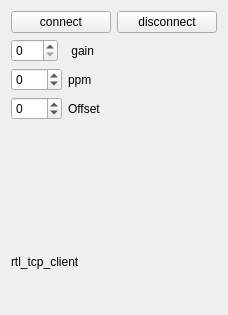
Old version of the form devices/rtl_tcp/rtl_tcp-widget.ui in the repository JvanKatwijk/swradio-8.
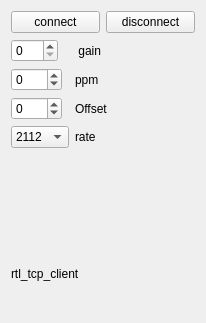
New version of the form.

```diff
--- a/devices/rtl_tcp/rtl_tcp-widget.ui
+++ b/devices/rtl_tcp/rtl_tcp-widget.ui
@@ -6,8 +6,8 @@
    <rect>
     <x>0</x>
     <y>0</y>
-    <width>228</width>
-    <height>315</height>
+    <width>206</width>
+    <height>323</height>
    </rect>
   </property>
   <property name="windowTitle">
@@ -76,6 +76,32 @@
        </property>
       </widget>
      </item>
+     <item row="3" column="0">
+      <widget class="QComboBox" name="rateSelector">
+       <item>
+        <property name="text">
+         <string>2112</string>
+        </property>
+       </item>
+       <item>
+        <property name="text">
+         <string>960</string>
+        </property>
+       </item>
+       <item>
+        <property name="text">
+         <string>768</string>
+        </property>
+       </item>
+      </widget>
+     </item>
+     <item row="3" column="1">
+      <widget class="QLabel" name="label_5">
+       <property name="text">
+        <string>rate</string>
+       </property>
+      </widget>
+     </item>
     </layout>
    </item>
    <item>
```
